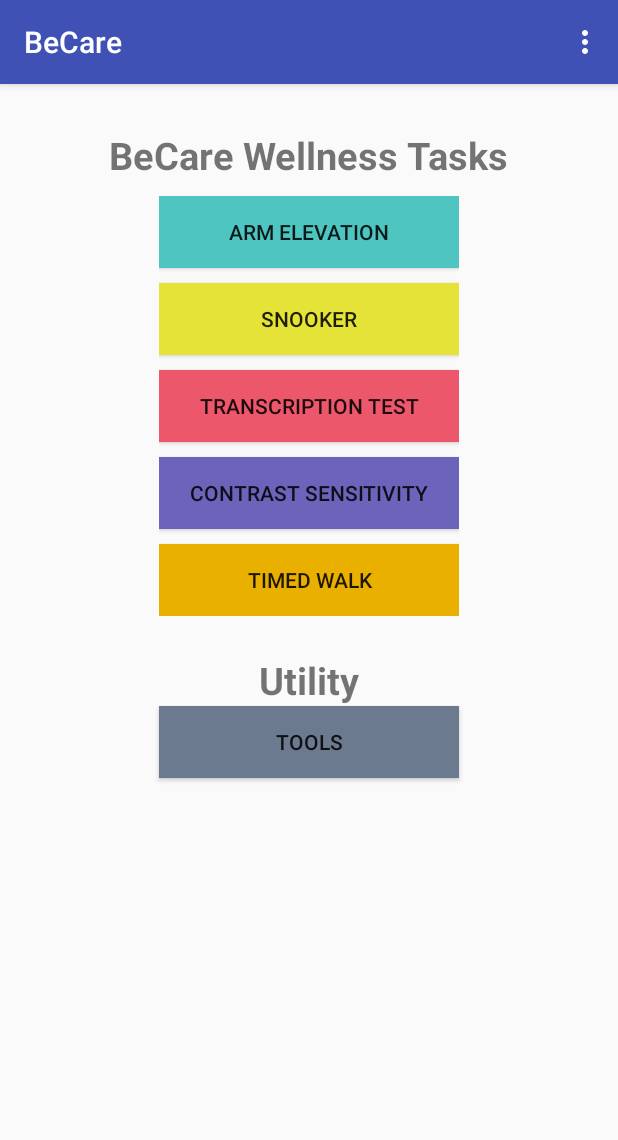
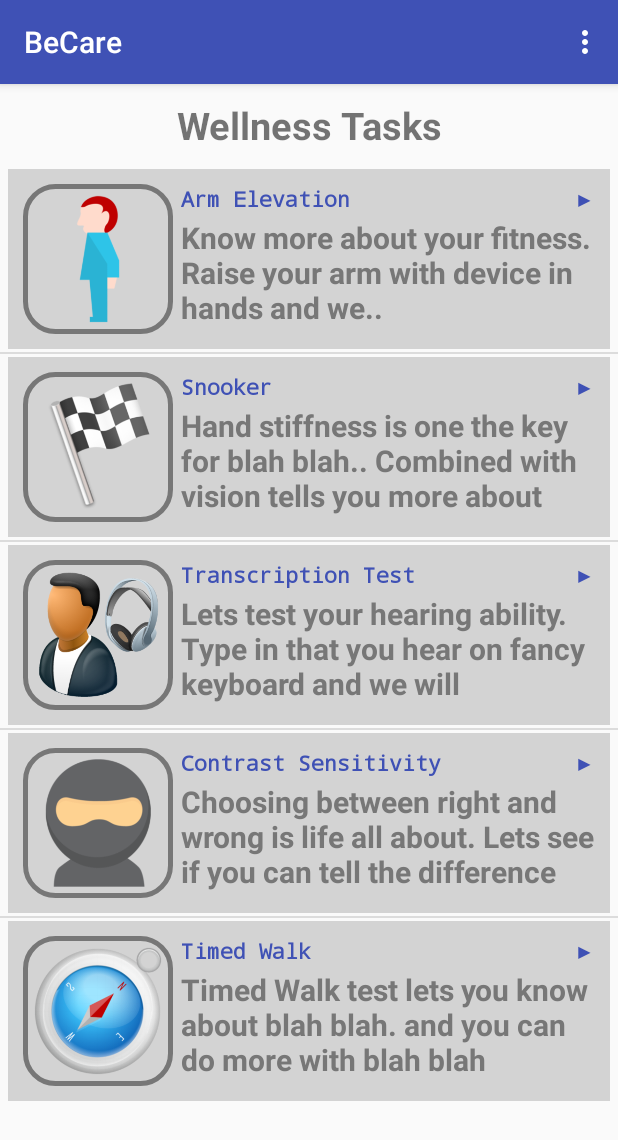
Before and after one commit to npaliwal/BeCare, an Android app: the screen it shows after launch (StartingActivity), after a tap on "Skip to Becare App", on a phone screen of 412 x 824 dp. Shown: the top 1140 px of the screen. Run offline under Robolectric (Android 15) with nearby library versions, the phone set to English and light mode, and no system bars; libraries missing offline, so code that uses them is left out: retrofit.client; 3 statements that could not run were skipped.

Commit message:
new menu screen

```diff
--- a/becare/src/main/java/com/github/pocmo/sensordashboard/AppConfig.java
+++ b/becare/src/main/java/com/github/pocmo/sensordashboard/AppConfig.java
@@ -4,9 +4,15 @@ import android.content.Context;
 import android.hardware.Sensor;
 
 
+import com.github.pocmo.sensordashboard.activities.ArmElevationActivity;
+import com.github.pocmo.sensordashboard.activities.ContrastSensitivityActivity;
+import com.github.pocmo.sensordashboard.activities.SnookerActivity;
+import com.github.pocmo.sensordashboard.activities.TimedWalkedActivity;
+import com.github.pocmo.sensordashboard.activities.TranscriptionTestActivity;
 import com.github.pocmo.sensordashboard.model.AudioData;
 import com.github.pocmo.sensordashboard.model.ContrastImageInfo;
 import com.github.pocmo.sensordashboard.model.TwoImageInfo;
+import com.github.pocmo.sensordashboard.model.WellnessTask;
 
 import java.util.ArrayList;
 import java.util.HashMap;
@@ -36,6 +42,18 @@ public class AppConfig {
         MANDATORY_SENSORS.put(Sensor.TYPE_ACCELEROMETER,    "Accelerometer");
         MANDATORY_SENSORS.put(Sensor.TYPE_STEP_COUNTER,     "Step Counter");
     };
+
+    public static ArrayList<WellnessTask> ALL_TAKSK = new ArrayList<>();
+    public static void initWellnessTasks(){
+        if(ALL_TAKSK.size() > 0){
+            return;
+        }
+        ALL_TAKSK.add(new WellnessTask(R.string.exercise_arm_elevation, R.string.description_arm_elevation, R.drawable.arm, ArmElevationActivity.class));
+        ALL_TAKSK.add(new WellnessTask(R.string.exercise_ring_rect, R.string.description_ring_rect, R.drawable.snooker, SnookerActivity.class));
+        ALL_TAKSK.add(new WellnessTask(R.string.exercise_transcription, R.string.description_transcription, R.drawable.transcript, TranscriptionTestActivity.class));
+        ALL_TAKSK.add(new WellnessTask(R.string.exercise_contrast, R.string.description_contrast, R.drawable.contrast, ContrastSensitivityActivity.class));
+        ALL_TAKSK.add(new WellnessTask(R.string.exercise_timed_walk, R.string.description_timed_walk, R.drawable.timed, TimedWalkedActivity.class));
+    }
 
     public enum ContrastTestType{
         SHADES,
--- /dev/null
+++ b/becare/src/main/java/com/github/pocmo/sensordashboard/MenuAdapter.java
@@ -0,0 +1,68 @@
+package com.github.pocmo.sensordashboard;
+
+import android.content.Context;
+import android.content.Intent;
+import android.hardware.Sensor;
+import android.view.LayoutInflater;
+import android.view.View;
+import android.view.ViewGroup;
+import android.widget.ArrayAdapter;
+import android.widget.ImageView;
+import android.widget.TextView;
+
+import com.github.pocmo.sensordashboard.model.WellnessTask;
+
+import java.util.ArrayList;
+
+/**
+ * Created by neerajpaliwal on 04/05/16.
+ */
+public class MenuAdapter extends ArrayAdapter<WellnessTask> {
+
+    private Context context;
+
+    public MenuAdapter(Context context) {
+        super(context, 0, AppConfig.ALL_TAKSK);
+        this.context = context;
+    }
+
+    @Override
+    public View getView(int position, View convertView, ViewGroup parent) {
+        WellnessTask task = getItem(position);
+        ViewHolder viewHolder; // view lookup cache stored in tag
+        if (convertView == null) {
+            viewHolder = new ViewHolder();
+            convertView = LayoutInflater.from(getContext()).inflate(R.layout.item_menu_tiles, parent, false);
+            viewHolder.name = (TextView) convertView.findViewById(R.id.menu_title);
+            viewHolder.description = (TextView) convertView.findViewById(R.id.menu_desc);
+            viewHolder.icon = (ImageView) convertView.findViewById(R.id.menu_icon);
+        }else {
+            viewHolder = (ViewHolder) convertView.getTag();
+        }
+        convertView.setOnClickListener(openTaskListner);
+        viewHolder.name.setText(context.getText(task.getNameResId()));
+        viewHolder.description.setText(context.getText(task.getDescription()));
+        viewHolder.icon.setImageResource(task.getIconResId());
+        viewHolder.taskIndex = position;
+        convertView.setTag(viewHolder);
+
+        return convertView;
+    }
+
+    // View lookup cache
+    private static class ViewHolder {
+        TextView name, description;
+        ImageView icon;
+        int taskIndex;
+    }
+
+    View.OnClickListener openTaskListner = new View.OnClickListener() {
+        @Override
+        public void onClick(View view) {
+            ViewHolder holder = (ViewHolder) view.getTag();
+            WellnessTask task = AppConfig.ALL_TAKSK.get( holder.taskIndex);
+            Intent intent = new Intent(context, task.getClazzName());
+            context.startActivity(intent);
+        }
+    };
+}
--- a/becare/src/main/java/com/github/pocmo/sensordashboard/activities/StartingActivity.java
+++ b/becare/src/main/java/com/github/pocmo/sensordashboard/activities/StartingActivity.java
@@ -5,17 +5,20 @@ import android.content.Intent;
 import android.hardware.SensorManager;
 import android.os.Bundle;
 import android.support.v7.app.ActionBar;
+import android.support.v7.widget.ListViewCompat;
 import android.view.LayoutInflater;
 import android.view.View;
 import android.support.v7.app.AppCompatActivity;
 import android.support.v7.widget.Toolbar;
 import android.view.Menu;
 import android.view.MenuItem;
+import android.widget.ListView;
 
 
 import com.github.pocmo.sensordashboard.AppConfig;
 import com.github.pocmo.sensordashboard.AppConstant;
 import com.github.pocmo.sensordashboard.BecareRemoteSensorManager;
+import com.github.pocmo.sensordashboard.MenuAdapter;
 import com.github.pocmo.sensordashboard.PreferenceStorage;
 import com.github.pocmo.sensordashboard.R;
 import com.github.pocmo.sensordashboard.events.BusProvider;
@@ -34,6 +37,8 @@ public class StartingActivity extends AppCompatActivity {
     private SensorManager mSensorManager;
     private BecareRemoteSensorManager remoteSensorManager;
     private List<Node> mNodes;
+    private ListView menuItems;
+    private MenuAdapter adapter;
 
     private PreferenceStorage preferenceStorage;
     private static StartingActivity instance;
@@ -46,7 +51,12 @@ public class StartingActivity extends AppCompatActivity {
     protected void onCreate(Bundle savedInstanceState) {
         super.onCreate(savedInstanceState);
         AppConfig.initSensors();
+        AppConfig.initWellnessTasks();
         setContentView(R.layout.activity_main);
+
+        menuItems = (ListView) findViewById(R.id.menu_list);
+        adapter = new MenuAdapter(StartingActivity.this);
+        menuItems.setAdapter(adapter);
 
         Toolbar toolbar = (Toolbar) findViewById(R.id.toolbar);
         setSupportActionBar(toolbar);
@@ -169,6 +179,7 @@ public class StartingActivity extends AppCompatActivity {
 
         //noinspection SimplifiableIfStatement
         if (id == R.id.action_settings) {
+            MenuUtils.getTools(StartingActivity.this);
             return true;
         }
 
@@ -176,46 +187,9 @@ public class StartingActivity extends AppCompatActivity {
     }
 
 
-    @Subscribe
-    public void onSensorUpdatedEvent(SensorUpdatedEvent event) {
-
-    }
-
-    //@SuppressWarnings("StatementWithEmptyBody")
-    //@Override
-    public boolean onNavigationItemSelected(MenuItem item) {
-        // Handle navigation view item clicks here.
-        int id = item.getItemId();
-
-        if (id == R.id.nav_arm_elavation) {
-            // Handle the arm elevation test
-            startActivity(new Intent(this, ArmElevationActivity.class));
-
-        } else if (id == R.id.nav_snooker) {
-            //startActivity(new Intent(this, BallRectangleActivity.class));
-            startActivity(new Intent(this, SnookerActivity.class));
-        } else if (id == R.id.nav_transcription) {
-            startActivity(new Intent(this, TranscriptionTestActivity.class));
-        } else if (id == R.id.nav_contranst) {
-            startActivity(new Intent(this, ContrastSensitivityActivity.class));
-        } else if (id == R.id.nav_timed_walk) {
-            startActivity(new Intent(this, TimedWalkedActivity.class));
-        } else if (id == R.id.nav_share) {
-            // Handle the transription test
-
-        } else if (id == R.id.nav_tools) {
-            startActivity(new Intent(this, UtilityActivity.class));
-        }
-
-        //DrawerLayout drawer = (DrawerLayout) findViewById(R.id.drawer_layout);
-        //drawer.closeDrawer(GravityCompat.START);
-        return true;
-    }
-
     public void getMenuLayout(View view) {
         Intent intent = new Intent(this, MenuUtils.class);
         startActivity(intent);
-
     }
 
     @Override
@@ -229,30 +203,4 @@ public class StartingActivity extends AppCompatActivity {
         }
     }
 
-    public void openTask(View view) {
-        switch (view.getId()){
-            case R.id.arm_activity:
-                MenuUtils.getArmElevation(StartingActivity.this);
-                break;
-            case R.id.snooker_activity:
-                MenuUtils.getSnooker(StartingActivity.this);
-                break;
-            case R.id.transcript_activity:
-                MenuUtils.getTranscription(StartingActivity.this);
-                break;
-            case R.id.contrast_activity:
-                MenuUtils.getContrast(StartingActivity.this);
-                break;
-            case R.id.timed_walk_activity:
-                MenuUtils.getTimedWalk(StartingActivity.this);
-                break;
-            default:
-                MenuUtils.getArmElevation(StartingActivity.this);
-                break;
-        }
-    }
-
-    public void openTools(View view) {
-        MenuUtils.getTools(StartingActivity.this);
-    }
 }
--- /dev/null
+++ b/becare/src/main/java/com/github/pocmo/sensordashboard/model/WellnessTask.java
@@ -0,0 +1,54 @@
+package com.github.pocmo.sensordashboard.model;
+
+import com.github.pocmo.sensordashboard.activities.ArmElevationActivity;
+
+/**
+ * Created by admin on 27/07/16.
+ */
+public class WellnessTask {
+    private int nameResId;
+    private int iconResId;
+    private int descriptionResId;
+    private Class<?> clazzName;
+
+    public WellnessTask(int nId, int dId, int iconId, Class<?> clazz) {
+        this.nameResId = nId;
+        this.descriptionResId = dId;
+        this.iconResId = iconId;
+        this.clazzName = clazz;
+    }
+
+    public int getNameResId() {
+        return nameResId;
+    }
+
+    public void setNameResId(int nameResId) {
+        this.nameResId = nameResId;
+    }
+
+    public int getIconResId() {
+        return iconResId;
+    }
+
+    public void setIconResId(int iconResId) {
+        this.iconResId = iconResId;
+    }
+
+    public int getDescription() {
+        return descriptionResId;
+    }
+
+    public void setDescription(int description) {
+        this.descriptionResId = description;
+    }
+
+    public Class<?> getClazzName() {
+        return clazzName;
+    }
+
+    public void setClazzName(Class<?> clazzName) {
+        this.clazzName = clazzName;
+    }
+
+
+}
--- /dev/null
+++ b/becare/src/main/res/drawable/rounded_rectangle.xml
@@ -0,0 +1,17 @@
+<?xml version="1.0" encoding="UTF-8"?>
+<shape xmlns:android="http://schemas.android.com/apk/res/android">
+    <solid android:color="@color/transparent"/>
+
+    <stroke android:width="3dp"
+        android:color="@color/gray_48"
+        />
+
+    <padding android:left="2dp"
+        android:top="2dp"
+        android:right="2dp"
+        android:bottom="2dp"
+        />
+
+    <corners android:bottomRightRadius="20dp" android:bottomLeftRadius="20dp"
+        android:topLeftRadius="20dp" android:topRightRadius="20dp"/>
+</shape>
--- /dev/null
+++ b/becare/src/main/res/layout/item_menu_tiles.xml
@@ -0,0 +1,68 @@
+<?xml version="1.0" encoding="utf-8"?>
+<LinearLayout
+    xmlns:android="http://schemas.android.com/apk/res/android"
+    xmlns:tools="http://schemas.android.com/tools"
+    android:orientation="vertical"
+    android:layout_width="match_parent"
+    android:layout_height="wrap_content">
+
+    <LinearLayout
+        android:layout_width="match_parent"
+        android:layout_height="wrap_content"
+        android:orientation="horizontal"
+        android:padding="10dp"
+        android:layout_marginLeft="5dp"
+        android:layout_marginRight="5dp"
+        android:layout_marginBottom="2dp"
+        android:layout_marginTop="2dp"
+        android:background="@color/gray_light"
+        >
+
+        <ImageView
+            android:id="@+id/menu_icon"
+            android:layout_width="100dp"
+            android:layout_height="100dp"
+            android:src="@drawable/arm"
+            android:padding="5dp"
+            android:background="@drawable/rounded_rectangle"/>
+
+        <LinearLayout
+            android:layout_width="wrap_content"
+            android:layout_height="match_parent"
+            android:orientation="vertical"
+            android:layout_marginLeft="5dp">
+            <LinearLayout
+                android:layout_width="match_parent"
+                android:layout_height="wrap_content"
+                android:orientation="horizontal">
+
+                <TextView
+                    android:id="@+id/menu_title"
+                    android:layout_width="0px"
+                    android:layout_height="wrap_content"
+                    android:layout_weight="1"
+                    android:textColor="@color/colorPrimary"
+                    android:textSize="14sp"
+                    android:typeface="monospace"
+                    tools:text="@string/exercise_transcription"/>
+
+                <TextView
+                    android:layout_width="wrap_content"
+                    android:layout_height="wrap_content"
+                    android:textColor="@color/colorPrimary"
+                    android:textSize="14sp"
+                    android:text="▶"/>
+            </LinearLayout>
+
+            <TextView
+                android:id="@+id/menu_desc"
+                android:layout_width="match_parent"
+                android:layout_height="wrap_content"
+                android:textColor="@color/gray_48"
+                android:textSize="20sp"
+                android:layout_marginTop="2dp"
+                android:maxLines="3"
+                tools:text="@string/description_transcription"/>
+        </LinearLayout>
+    </LinearLayout>
+</LinearLayout>
--- a/becare/src/main/res/layout/menu_layout.xml
+++ b/becare/src/main/res/layout/menu_layout.xml
@@ -12,92 +12,16 @@
         android:layout_width="wrap_content"
         android:layout_height="wrap_content"
         android:textSize="25sp"
-        android:layout_marginTop="30dp"
+        android:layout_margin="10dp"
         android:layout_gravity="center"
         android:gravity="center"
         android:textStyle="bold"
+        android:text="Wellness Tasks" />
 
-        android:text="BeCare Wellness Tasks" />
-
-    <GridLayout xmlns:android="http://schemas.android.com/apk/res/android"
-        android:layout_width="200dp"
-        android:layout_height="wrap_content"
-        android:rowCount="9"
-        android:columnCount="1"
-        android:layout_marginTop="10dp"
-        android:layout_marginBottom="5dp"
-        android:layout_gravity="center">
-        <Button
-            android:id="@+id/arm_activity"
-            android:layout_width="200dp"
-            android:layout_height="wrap_content"
-            android:layout_gravity="center"
-            android:background="@color/colorAQUA"
-            android:onClick="openTask"
-            android:text="Arm Elevation" />
-        <TextView
-            android:text=" "
-            android:layout_height="10dp"/>
-        <Button
-            android:id="@+id/snooker_activity"
-            android:layout_width="200dp"
-            android:layout_height="wrap_content"
-            android:layout_gravity="center"
-            android:background="@color/colorLIME"
-            android:onClick="openTask"
-            android:text="Snooker" />
-        <TextView
-            android:text=" "
-            android:layout_height="10dp"/>
-        <Button
-            android:id="@+id/transcript_activity"
-            android:layout_width="200dp"
-            android:layout_height="wrap_content"
-            android:layout_gravity="center"
-            android:background="@color/colorPINK"
-            android:onClick="openTask"
-            android:text="Transcription Test"/>
-        <TextView
-            android:text=" "
-            android:layout_height="10dp"/>
-        <Button
-            android:id="@+id/contrast_activity"
-            android:layout_width="200dp"
-            android:layout_height="wrap_content"
-            android:layout_gravity="center"
-            android:background="@color/colorLavender"
-            android:onClick="openTask"
-            android:text="Contrast Sensitivity" />
-        <TextView
-            android:text=" "
-            android:layout_height="10dp"/>
-        <Button
-            android:id="@+id/timed_walk_activity"
-            android:layout_width="200dp"
-            android:layout_height="wrap_content"
-            android:layout_gravity="center"
-            android:background="@color/colorMustard"
-            android:onClick="openTask"
-            android:text="Timed Walk"/>
-
-    </GridLayout>
-
-    <TextView
-        android:layout_width="wrap_content"
-        android:layout_height="wrap_content"
-        android:textSize="25sp"
-        android:layout_marginTop="20dp"
-        android:layout_gravity="center"
-        android:gravity="center"
-        android:textStyle="bold"
-        android:text="Utility" />
-    <Button
-        android:layout_width="200dp"
-        android:layout_height="wrap_content"
-
-        android:layout_gravity="center"
-        android:background="@color/colorBlueberry"
-        android:onClick="openTools"
-        android:text="Tools" />
+    <ListView
+        android:id="@+id/menu_list"
+        android:layout_width="match_parent"
+        android:layout_height="wrap_content">
+    </ListView>
 
 </LinearLayout>
--- a/becare/src/main/res/values/colors.xml
+++ b/becare/src/main/res/values/colors.xml
@@ -8,6 +8,7 @@
     <color name="green">#0AA05C</color>
     <color name="red">#D73A31</color>
 
+    <color name="transparent">#00000000</color>
 
     <color name="graph_color_1">#FF3f51b5</color>
     <color name="graph_color_2">#FF9c27b0</color>
--- a/becare/src/main/res/values/strings.xml
+++ b/becare/src/main/res/values/strings.xml
@@ -7,11 +7,20 @@
     <string name="action_settings">Settings</string>
 
     <string name="login">Login</string>
-    <string name="exercise_ring_rect">Snooker</string>
-    <string name="exercise_transcription">Transcription Test</string>
-    <string name="exercise_contrast">Contrast Sensitivity</string>
-    <string name="exercise_arm_elevation">Arm Elevation</string>
-    <string name="exercise_timed_walk">Timed Walk</string>
+
+    <string name="exercise_ring_rect"><b>Snooker</b></string>
+    <string name="exercise_transcription"><b>Transcription Test</b></string>
+    <string name="exercise_contrast"><b>Contrast Sensitivity</b></string>
+    <string name="exercise_arm_elevation"><b>Arm Elevation</b></string>
+    <string name="exercise_timed_walk"><b>Timed Walk</b></string>
+
+    <string name="description_ring_rect"><b>Hand stiffness is one the key for blah blah.. Combined with vision tells you more about</b></string>
+    <string name="description_transcription"><b>Lets test your hearing ability. Type in that you hear on fancy keyboard and we will</b></string>
+    <string name="description_contrast"><b>Choosing between right and wrong is life all about. Lets see if you can tell the difference</b></string>
+    <string name="description_arm_elevation"><b>Know more about your fitness. Raise your arm with device in hands and we..</b></string>
+    <string name="description_timed_walk"><b>Timed Walk test lets you know about blah blah. and you can do more with blah blah</b></string>
+
+
     <string name="twenty_five_steps">Twenty five steps</string>
     <string name="six_minutes_walk">Six minutes walk</string>
     <string name="up_and_go">Up and go</string>
```
Also changed, not shown: becare/src/main/res/drawable/arm.png (added), becare/src/main/res/drawable/contrast.png (added), becare/src/main/res/drawable/snooker.png (added), becare/src/main/res/drawable/timed.png (added), becare/src/main/res/drawable/transcript.png (added).
